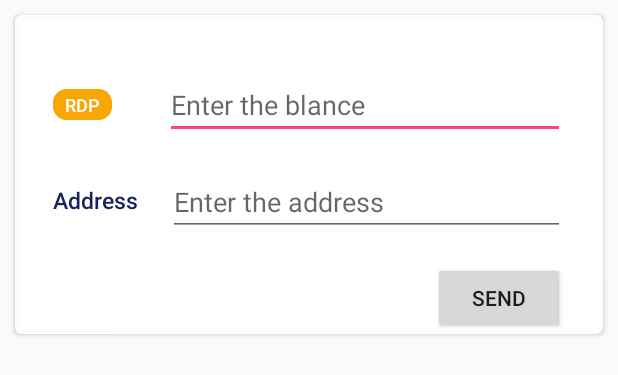
After one commit to raygo0511/TodoList, an Android app: the layout fragment_second.xml on its own in the app's theme, with its tools: preview values and no code run, on a phone screen of 412 x 824 dp. The commit adds this screen. Shown: the top 375 px of the screen. Run offline under Robolectric (Android 15) with nearby library versions, the phone set to English and light mode, and no system bars.

Commit message:
Add fnGetBlance function & Add fragment_second ui

```diff
--- a/app/build.gradle
+++ b/app/build.gradle
@@ -30,6 +30,7 @@ dependencies {
     //noinspection GradleCompatible
     implementation 'com.android.support:appcompat-v7:28.0.0'
     implementation 'com.android.support.constraint:constraint-layout:1.1.3'
+    implementation 'com.android.support:support-v4:28.0.0'
     testImplementation 'junit:junit:4.13'
     androidTestImplementation 'com.android.support.test:runner:1.0.2'
     androidTestImplementation 'com.android.support.test.espresso:espresso-core:3.0.2'
--- a/app/src/main/java/design/ws/com/wallet/CategoryPagerAdapter.java
+++ b/app/src/main/java/design/ws/com/wallet/CategoryPagerAdapter.java
@@ -26,16 +26,12 @@ CategoryPagerAdapter extends FragmentStatePagerAdapter {
             case 0:
                 Fragment_First tab1 = new Fragment_First();
                 return tab1;
-
             case 1:
-                Fragment_First tab2 = new Fragment_First();
+                Fragment_Second tab2 = new Fragment_Second();
                 return tab2;
-
-
             case 2:
                 Fragment_First tab3 = new Fragment_First();
                 return tab3;
-
             default:
                 return null;
         }
--- a/app/src/main/res/layout/fragment_first.xml
+++ b/app/src/main/res/layout/fragment_first.xml
@@ -1,5 +1,6 @@
 <?xml version="1.0" encoding="utf-8"?>
-<LinearLayout xmlns:android="http://schemas.android.com/apk/res/android"
+<LinearLayout
+    xmlns:android="http://schemas.android.com/apk/res/android"
     android:layout_width="match_parent"
     android:layout_height="match_parent"
     android:background="#f1f0f6"
--- /dev/null
+++ b/app/src/main/res/layout/fragment_second.xml
@@ -0,0 +1,93 @@
+<?xml version="1.0" encoding="utf-8"?>
+<FrameLayout
+    xmlns:android="http://schemas.android.com/apk/res/android"
+    xmlns:tools="http://schemas.android.com/tools"
+    xmlns:app="http://schemas.android.com/apk/res-auto"
+    android:layout_width="match_parent"
+    android:layout_height="match_parent"
+    tools:context=".Fragment_Second">
+
+    <android.support.v7.widget.CardView
+        android:layout_width="match_parent"
+        android:layout_height="wrap_content"
+        android:layout_margin="10dp"
+        android:elevation="5dp"
+        android:layout_gravity="top"
+        app:cardBackgroundColor="@color/card_bg"
+        app:cardCornerRadius="4dp">
+
+        <LinearLayout
+            android:layout_width="match_parent"
+            android:layout_height="wrap_content"
+            android:layout_marginTop="20dp"
+            android:layout_marginLeft="25dp"
+            android:layout_marginRight="25dp"
+            android:orientation="vertical">
+
+            <LinearLayout
+                android:layout_width="match_parent"
+                android:layout_height="wrap_content"
+                android:layout_marginTop="15dp"
+                android:orientation="horizontal">
+
+                <customfonts.MyTextView_Roboto_Medium
+                    android:layout_width="wrap_content"
+                    android:layout_height="wrap_content"
+                    android:text="@string/acitvity_money"
+                    android:textColor="#fff"
+                    android:background="@drawable/yellow_rect"
+                    android:textSize="12sp"
+                    android:paddingTop="2dp"
+                    android:paddingBottom="2dp"
+                    android:paddingRight="8dp"
+                    android:paddingLeft="8dp"/>
+
+                <AutoCompleteTextView
+                    android:layout_width="match_parent"
+                    android:layout_height="wrap_content"
+                    android:hint="@string/fragment_blance"
+                    android:layout_marginTop="2dp"
+                    android:layout_marginStart="35dp"
+                    android:layout_marginLeft="35dp"
+                    android:layout_marginBottom="2dp" />
+            </LinearLayout>
+
+            <LinearLayout
+                android:layout_width="match_parent"
+                android:layout_height="wrap_content"
+                android:layout_marginTop="15dp"
+                android:orientation="horizontal">
+
+                <customfonts.MyTextView_Roboto_Medium
+                    android:layout_width="wrap_content"
+                    android:layout_height="wrap_content"
+                    android:text="@string/activity_account"
+                    android:textColor="#192360"
+                    android:textSize="15sp" />
+
+                <AutoCompleteTextView
+                    android:layout_width="match_parent"
+                    android:layout_height="wrap_content"
+                    android:hint="@string/fragment_address"
+                    android:layout_marginTop="2dp"
+                    android:layout_marginStart="20dp"
+                    android:layout_marginLeft="20dp"
+                    android:layout_marginBottom="2dp" />
+            </LinearLayout>
+
+                <LinearLayout
+                    android:layout_width="match_parent"
+                    android:layout_height="wrap_content"
+                    android:layout_marginTop="15dp"
+                    android:orientation="vertical">
+
+                    <Button
+                        android:id="@+id/wallet_submit"
+                        android:layout_width="wrap_content"
+                        android:layout_height="wrap_content"
+                        android:layout_gravity="end|center_vertical"
+                        android:text="@string/activity_button" />
+                </LinearLayout>
+        </LinearLayout>
+    </android.support.v7.widget.CardView>
+</FrameLayout>
--- a/app/src/main/res/values/strings.xml
+++ b/app/src/main/res/values/strings.xml
@@ -1,10 +1,13 @@
 <resources>
     <string name="app_name">Wallet</string>
-    <string name="activity_wallet">Reypay Wallet</string>
+    <string name="activity_wallet">Redpay Wallet</string>
     <string name="activity_username">Nobody</string>
     <string name="acitvity_money">RDP</string>
     <string name="activity_dollors">0.0 blance</string>
     <string name="activity_account">Address</string>
     <string name="activity_trans">**** **** **** 4518</string>
-    <string name="activity_button">交易</string>
+    <string name="activity_button">Send</string>
+
+    <string name="fragment_blance">Enter the blance</string>
+    <string name="fragment_address">Enter the address</string>
 </resources>
```
Also changed, not shown: app/src/main/java/design/ws/com/wallet/Fragment_Second.java (added, +20 -0 lines), app/src/main/java/design/ws/com/wallet/MainActivity.java (+52 -10 lines), app/src/main/res/layout/activity_main.xml (+18 -13 lines), 9 other files.
